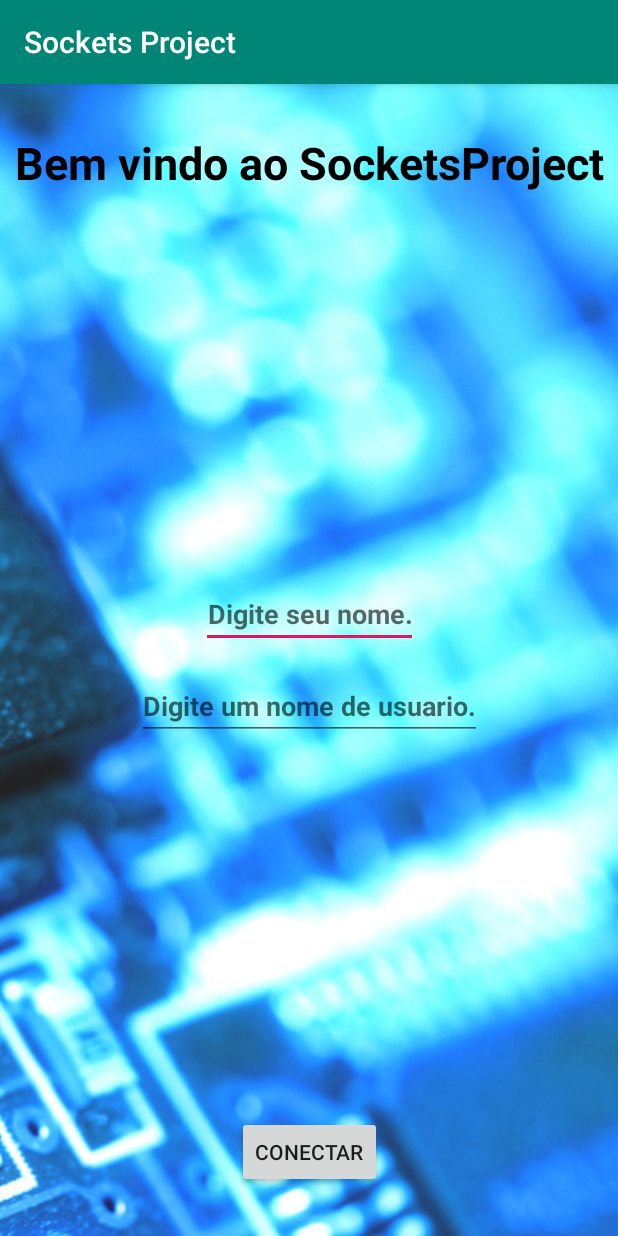
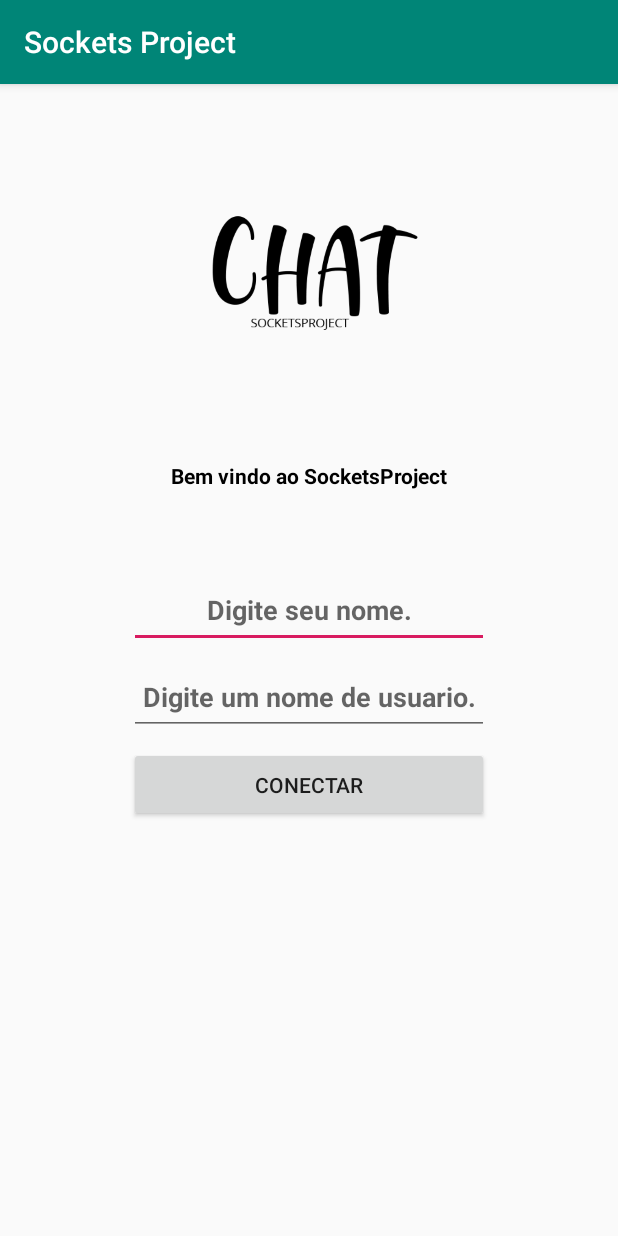
Before and after one commit to Toscaro/ChatAndroid, an Android app: the screen it shows after launch (LoginActivity), on a phone screen of 412 x 824 dp. Run offline under Robolectric (Android 15) with nearby library versions, the phone set to English and light mode, and no system bars.

Commit message:
Tela de login

```diff
--- a/app/src/main/res/layout/activity_login.xml
+++ b/app/src/main/res/layout/activity_login.xml
@@ -6,42 +6,34 @@
     android:layout_height="match_parent"
     tools:context=".LoginActivity">
 
-    <ImageView
-        android:id="@+id/background_imv"
-        android:layout_width="match_parent"
-        android:layout_height="match_parent"
-        android:foreground="#20ffffff"
-        android:scaleType="center"
-        android:src="@drawable/bg_login" />
-
     <TextView
         android:id="@+id/titulo_do_app_txv"
         android:layout_width="wrap_content"
         android:layout_height="wrap_content"
-        android:layout_marginTop="32dp"
+        android:layout_marginBottom="36dp"
         android:text="Bem vindo ao SocketsProject"
         android:textColor="#000000"
-        android:textSize="30sp"
+        android:textSize="14sp"
         android:textStyle="bold"
+        app:layout_constraintBottom_toTopOf="@+id/nome_da_pessoa_edt"
         app:layout_constraintEnd_toEndOf="parent"
         app:layout_constraintStart_toStartOf="parent"
-        app:layout_constraintTop_toTopOf="parent" />
+        app:layout_constraintTop_toBottomOf="@+id/imageView" />
 
     <EditText
         android:id="@+id/nome_da_pessoa_edt"
-        android:layout_width="wrap_content"
-        android:layout_height="wrap_content"
+        android:layout_width="240dp"
+        android:layout_height="50dp"
         android:layout_marginBottom="8dp"
         android:hint="Digite seu nome."
         android:inputType="textPersonName"
+        android:singleLine="false"
         android:textAlignment="center"
         android:textColor="@android:color/black"
         android:textStyle="bold"
         app:layout_constraintBottom_toTopOf="@+id/guideline"
         app:layout_constraintEnd_toEndOf="parent"
-        app:layout_constraintStart_toStartOf="parent"
-        app:layout_constraintTop_toBottomOf="@+id/titulo_do_app_txv"
-        app:layout_constraintVertical_bias="1.0" />
+        app:layout_constraintStart_toStartOf="parent" />
 
     <androidx.constraintlayout.widget.Guideline
         android:id="@+id/guideline"
@@ -52,8 +44,8 @@
 
     <EditText
         android:id="@+id/nome_de_usuario_edt"
-        android:layout_width="wrap_content"
-        android:layout_height="wrap_content"
+        android:layout_width="240dp"
+        android:layout_height="50dp"
         android:layout_marginTop="8dp"
         android:hint="Digite um nome de usuario."
         android:textAlignment="center"
@@ -61,28 +53,39 @@
         android:textStyle="bold"
         app:layout_constraintEnd_toEndOf="parent"
         app:layout_constraintStart_toStartOf="parent"
-        app:layout_constraintTop_toTopOf="@+id/guideline" />
+        app:layout_constraintTop_toBottomOf="@+id/nome_da_pessoa_edt" />
 
     <TextView
         android:id="@+id/informar_conexao_txt"
         android:layout_width="0dp"
         android:layout_height="wrap_content"
-        android:layout_marginTop="16dp"
+        android:layout_marginBottom="72dp"
         android:textAlignment="center"
-        app:layout_constraintBottom_toTopOf="@+id/conectar_btn"
+        app:layout_constraintBottom_toBottomOf="parent"
         app:layout_constraintEnd_toEndOf="parent"
-        app:layout_constraintStart_toStartOf="parent"
-        app:layout_constraintTop_toBottomOf="@+id/nome_de_usuario_edt"
-        app:layout_constraintVertical_bias="0.0" />
+        app:layout_constraintHorizontal_bias="0.0"
+        app:layout_constraintStart_toStartOf="parent" />
 
     <Button
         android:id="@+id/conectar_btn"
-        android:layout_width="wrap_content"
-        android:layout_height="wrap_content"
-        android:layout_marginBottom="32dp"
+        android:layout_width="240dp"
+        android:layout_height="50dp"
+        android:layout_marginTop="8dp"
         android:text="Conectar"
-        app:layout_constraintBottom_toBottomOf="parent"
         app:layout_constraintEnd_toEndOf="parent"
-        app:layout_constraintStart_toStartOf="parent" />
+        app:layout_constraintStart_toStartOf="parent"
+        app:layout_constraintTop_toBottomOf="@+id/nome_de_usuario_edt" />
+
+    <ImageView
+        android:id="@+id/imageView"
+        android:layout_width="280dp"
+        android:layout_height="203dp"
+        android:layout_marginStart="8dp"
+        android:layout_marginTop="28dp"
+        android:layout_marginEnd="8dp"
+        app:layout_constraintEnd_toEndOf="parent"
+        app:layout_constraintStart_toStartOf="parent"
+        app:layout_constraintTop_toTopOf="parent"
+        app:srcCompat="@drawable/logo" />
 
 </androidx.constraintlayout.widget.ConstraintLayout>
```
Also changed, not shown: app/src/main/res/drawable/logo.png (added).
